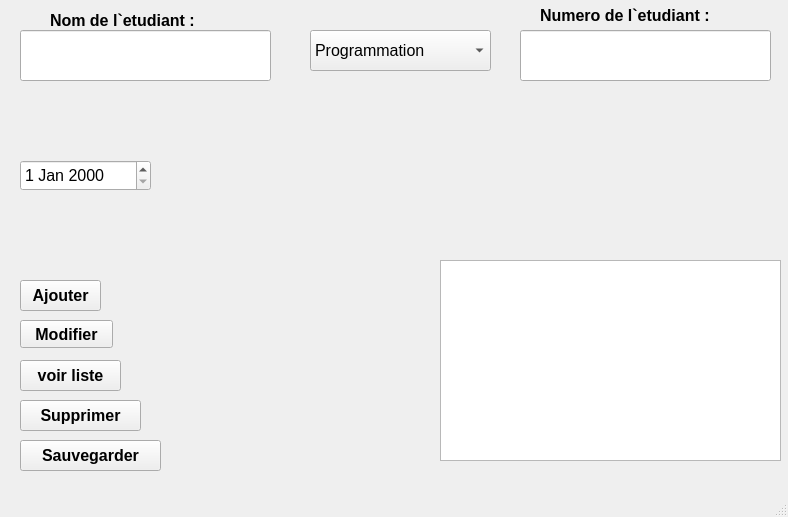
jlebelj/intra_1, file interface_QT.ui: the form before one commit.
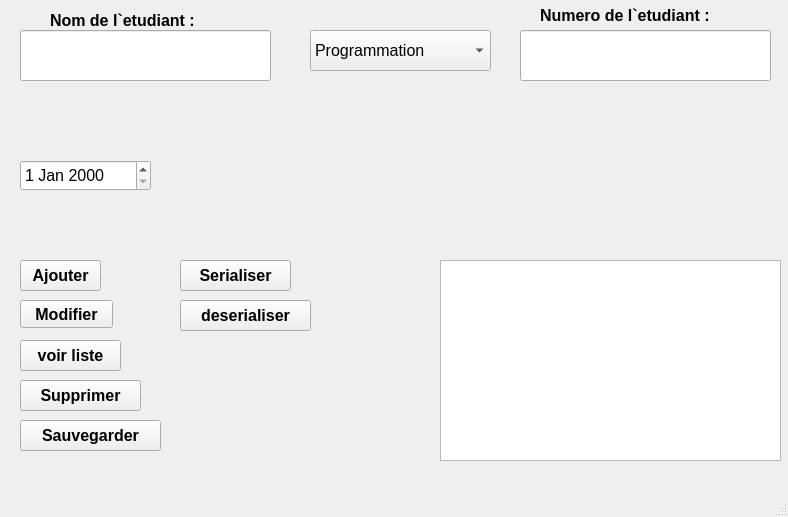
The form after the commit.

Commit message: get set1.1

What changed in the file:
```diff
--- a/interface_QT.ui
+++ b/interface_QT.ui
@@ -53,7 +53,7 @@
     <property name="geometry">
      <rect>
       <x>20</x>
-      <y>280</y>
+      <y>260</y>
       <width>81</width>
       <height>31</height>
      </rect>
@@ -177,7 +177,7 @@
     <property name="geometry">
      <rect>
       <x>20</x>
-      <y>400</y>
+      <y>380</y>
       <width>121</width>
       <height>31</height>
      </rect>
@@ -197,7 +197,7 @@
     <property name="geometry">
      <rect>
       <x>20</x>
-      <y>320</y>
+      <y>300</y>
       <width>93</width>
       <height>28</height>
      </rect>
@@ -216,7 +216,7 @@
     <property name="geometry">
      <rect>
       <x>20</x>
-      <y>440</y>
+      <y>420</y>
       <width>141</width>
       <height>31</height>
      </rect>
@@ -235,7 +235,7 @@
     <property name="geometry">
      <rect>
       <x>20</x>
-      <y>360</y>
+      <y>340</y>
       <width>101</width>
       <height>31</height>
      </rect>
@@ -276,6 +276,44 @@
      <string/>
     </property>
    </widget>
+   <widget class="QPushButton" name="BT_serialiser">
+    <property name="geometry">
+     <rect>
+      <x>180</x>
+      <y>260</y>
+      <width>111</width>
+      <height>31</height>
+     </rect>
+    </property>
+    <property name="font">
+     <font>
+      <weight>75</weight>
+      <bold>true</bold>
+     </font>
+    </property>
+    <property name="text">
+     <string>Serialiser</string>
+    </property>
+   </widget>
+   <widget class="QPushButton" name="BT_deserialiser">
+    <property name="geometry">
+     <rect>
+      <x>180</x>
+      <y>300</y>
+      <width>131</width>
+      <height>31</height>
+     </rect>
+    </property>
+    <property name="font">
+     <font>
+      <weight>75</weight>
+      <bold>true</bold>
+     </font>
+    </property>
+    <property name="text">
+     <string>deserialiser</string>
+    </property>
+   </widget>
   </widget>
   <widget class="QMenuBar" name="menubar">
    <property name="geometry">
```
The commit also changes 2 other files.
